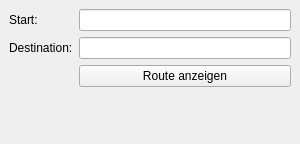
The window that plaza_route_dockwidget_base.ui (PlazaRoute/qgis-plugin) describes before a commit, drawn with Qt 5.
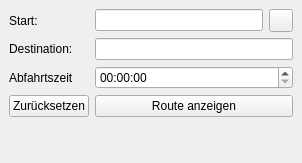
The same window after the commit. Icons and pictures are not drawn.

Commit message: add departure field, crosshairs, reset btn

What changed in the file:
```diff
--- a/plaza_route_dockwidget_base.ui
+++ b/plaza_route_dockwidget_base.ui
@@ -6,8 +6,8 @@
    <rect>
     <x>0</x>
     <y>0</y>
-    <width>300</width>
-    <height>144</height>
+    <width>302</width>
+    <height>163</height>
    </rect>
   </property>
   <property name="windowTitle">
@@ -25,7 +25,22 @@
        </widget>
       </item>
       <item row="0" column="1">
-       <widget class="QLineEdit" name="start_value"/>
+       <layout class="QHBoxLayout" name="start_value_layout">
+        <item>
+         <widget class="QLineEdit" name="start_value"/>
+        </item>
+        <item>
+         <widget class="QToolButton" name="start_select_btn">
+          <property name="text">
+           <string/>
+          </property>
+          <property name="icon">
+           <iconset>
+            <normaloff>:/plugins/PlazaRoute/resources/crosshairs.png</normaloff>:/plugins/PlazaRoute/resources/crosshairs.png</iconset>
+          </property>
+         </widget>
+        </item>
+       </layout>
       </item>
       <item row="1" column="0">
        <widget class="QLabel" name="destination_label">
@@ -37,7 +52,24 @@
       <item row="1" column="1">
        <widget class="QLineEdit" name="destination_value"/>
       </item>
+      <item row="2" column="0">
+       <widget class="QLabel" name="departure_label">
+        <property name="text">
+         <string>Abfahrtszeit</string>
+        </property>
+       </widget>
+      </item>
       <item row="2" column="1">
+       <widget class="QTimeEdit" name="departure_value"/>
+      </item>
+      <item row="3" column="0">
+       <widget class="QPushButton" name="reset_btn">
+        <property name="text">
+         <string>Zurücksetzen</string>
+        </property>
+       </widget>
+      </item>
+      <item row="3" column="1">
        <widget class="QPushButton" name="show_route_btn">
         <property name="text">
          <string>Route anzeigen</string>
```
Left out of the diff: 2 changed lines with no effect on the pictures. The commit also changes 6 other files.
